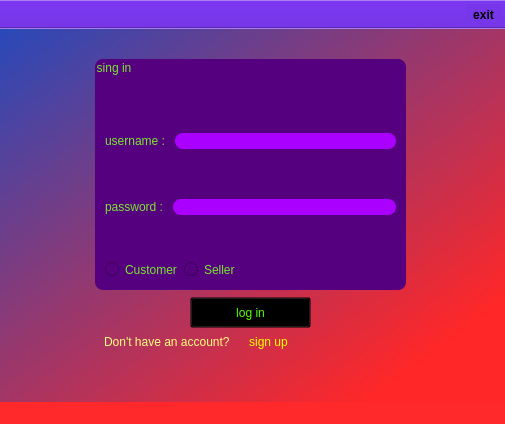
UIAP4012/uiap4012-final-taha127, file project/login_singup.ui: the form before one commit.
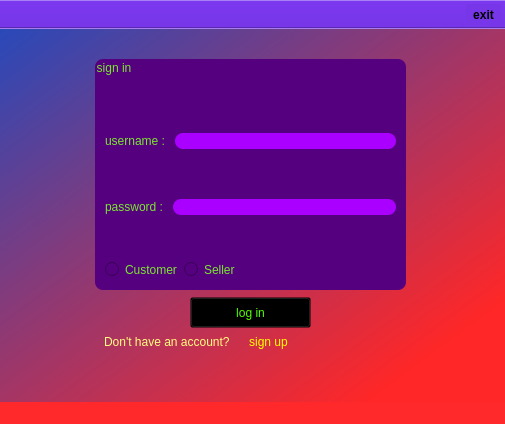
The form after the commit. Icons and pictures are not drawn.

Commit message: Create a user data structure and add it to the sign up page

```diff
--- a/project/login_singup.ui
+++ b/project/login_singup.ui
@@ -60,7 +60,7 @@
 </string>
      </property>
      <property name="title">
-      <string>sing in</string>
+      <string>sign in</string>
      </property>
      <widget class="QWidget" name="layoutWidget">
       <property name="geometry">
```
The commit also changes 18 other files.
